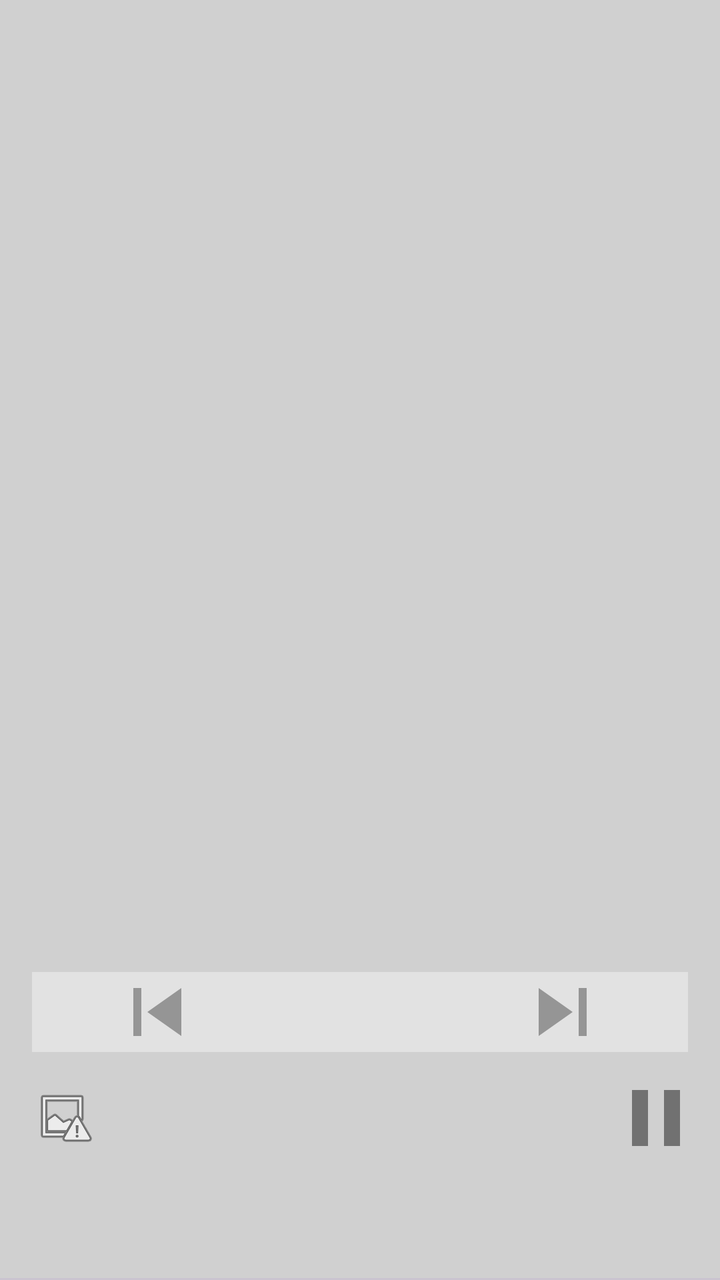
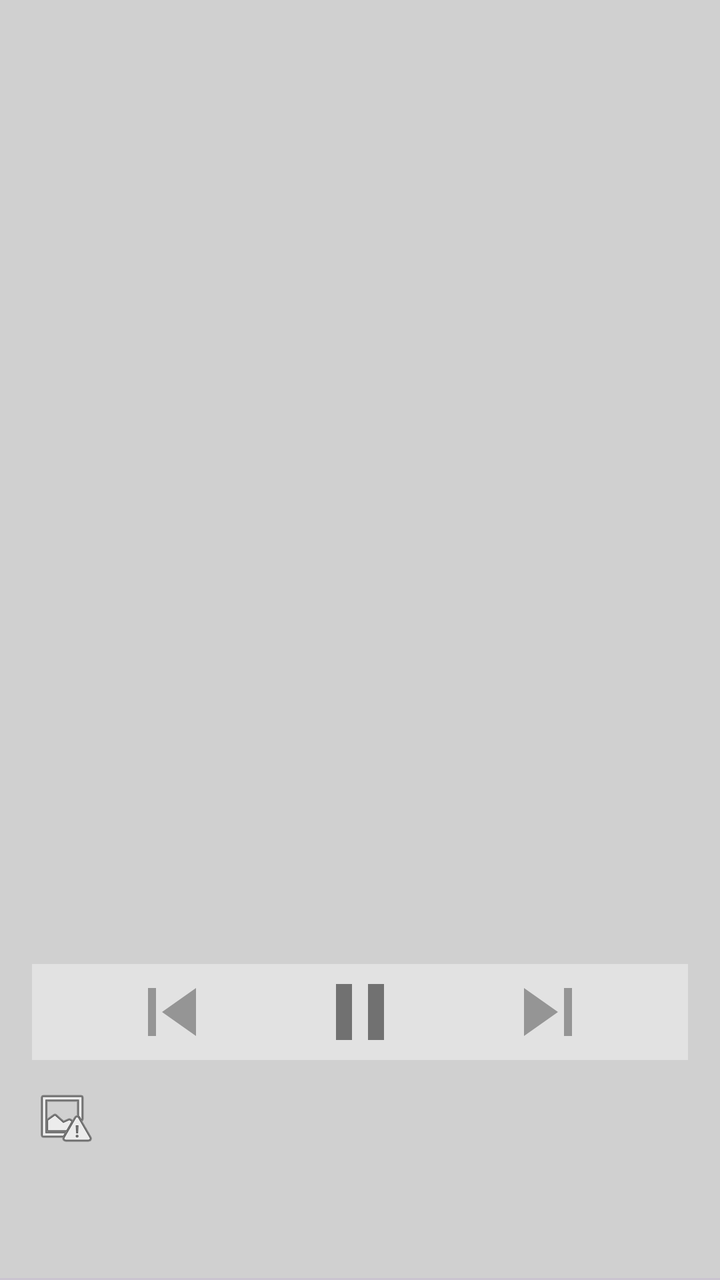

Before-and-after screenshots of an Android layout around one commit, followed by the original layout XML and the change that was made.
<!-- AndroidManifest.xml: application theme Theme.AudioMixer -->
<!-- res/layout/activity_main.xml -->
<?xml version="1.0" encoding="utf-8"?>
<androidx.constraintlayout.widget.ConstraintLayout xmlns:android="http://schemas.android.com/apk/res/android"
    xmlns:app="http://schemas.android.com/apk/res-auto"
    xmlns:tools="http://schemas.android.com/tools"
    android:id="@+id/main"
    style="bold"
    android:layout_width="match_parent"
    android:layout_height="match_parent"
    android:background="@color/menuBar"
    tools:context=".activities.MainActivity">

    <androidx.viewpager2.widget.ViewPager2
        android:id="@+id/viewPager"
        android:layout_width="0dp"
        android:layout_height="0dp"
        app:layout_constraintBottom_toTopOf="@+id/tabLayout"
        app:layout_constraintEnd_toEndOf="parent"
        app:layout_constraintHorizontal_bias="1.0"
        app:layout_constraintStart_toStartOf="parent"
        app:layout_constraintTop_toTopOf="parent"
        app:layout_constraintVertical_bias="0.0">

    </androidx.viewpager2.widget.ViewPager2>

    <com.google.android.material.tabs.TabLayout
        android:id="@+id/tabLayout"
        android:layout_width="409dp"
        android:layout_height="wrap_content"
        app:layout_constraintBottom_toBottomOf="parent"
        app:layout_constraintEnd_toEndOf="parent"
        app:layout_constraintStart_toStartOf="parent" />

    <androidx.constraintlayout.widget.ConstraintLayout
        android:id="@+id/songPanelContainer"
        android:layout_width="0dp"
        android:layout_height="wrap_content"
        android:layout_marginBottom="8dp"
        app:layout_constraintBottom_toBottomOf="@+id/viewPager"
        app:layout_constraintEnd_toEndOf="@+id/viewPager"
        app:layout_constraintStart_toStartOf="parent">

        <LinearLayout
            android:id="@+id/panelToolbar"
            android:layout_width="0dp"
            android:layout_height="40dp"
            android:layout_marginStart="8dp"
            android:layout_marginEnd="8dp"
            android:layout_marginBottom="8dp"
            android:background="@color/secondaryMenuBar"
            android:orientation="horizontal"
            app:layout_constraintBottom_toTopOf="@+id/constraintLayout2"
            app:layout_constraintEnd_toEndOf="@+id/constraintLayout2"
            app:layout_constraintStart_toStartOf="@+id/constraintLayout2">

            <ImageButton
                android:id="@+id/panelSkipPreviousButton"
                android:layout_width="wrap_content"
                android:layout_height="wrap_content"
                android:layout_weight="1"
                android:background="#00FFFFFF"
                android:contentDescription="@string/skip_previous_button"
                app:srcCompat="@drawable/skip_previous" />

            <androidx.constraintlayout.widget.ConstraintLayout
                android:layout_width="wrap_content"
                android:layout_height="match_parent"
                android:layout_weight="1">

                <androidx.constraintlayout.widget.ConstraintLayout
                    android:layout_width="wrap_content"
                    android:layout_height="wrap_content"
                    app:layout_constraintBottom_toBottomOf="parent"
                    app:layout_constraintEnd_toEndOf="parent"
                    app:layout_constraintStart_toStartOf="parent"
                    app:layout_constraintTop_toTopOf="parent">

                    <TextView
                        android:id="@+id/panelSongCurrentTime"
                        android:layout_width="wrap_content"
                        android:layout_height="wrap_content"
                        app:layout_constraintBottom_toBottomOf="parent"
                        app:layout_constraintStart_toStartOf="parent"
                        app:layout_constraintTop_toTopOf="parent" />

                    <TextView
                        android:id="@+id/panelSongDuration"
                        android:layout_width="wrap_content"
                        android:layout_height="wrap_content"
                        app:layout_constraintBottom_toBottomOf="parent"
                        app:layout_constraintStart_toEndOf="@+id/panelSongCurrentTime"
                        app:layout_constraintTop_toTopOf="parent" />
                </androidx.constraintlayout.widget.ConstraintLayout>

            </androidx.constraintlayout.widget.ConstraintLayout>

            <ImageButton
                android:id="@+id/panelSkipNextButton"
                android:layout_width="wrap_content"
                android:layout_height="wrap_content"
                android:layout_weight="1"
                android:background="#00FFFFFF"
                android:contentDescription="@string/skip_previous_button"
                app:srcCompat="@drawable/skip_next" />

        </LinearLayout>

        <androidx.constraintlayout.widget.ConstraintLayout
            android:id="@+id/constraintLayout2"
            android:layout_width="0dp"
            android:layout_height="50dp"
            android:layout_gravity="bottom"
            android:layout_marginStart="8dp"
            android:layout_marginEnd="8dp"
            android:background="@color/menuBar"
            app:layout_constraintBottom_toBottomOf="parent"
            app:layout_constraintEnd_toEndOf="parent"
            app:layout_constraintStart_toStartOf="parent">

            <ImageButton
                android:id="@+id/panelPauseButton"
                android:layout_width="wrap_content"
                android:layout_height="wrap_content"
                android:background="#00FFFFFF"
                android:contentDescription="@string/pause_button"
                app:layout_constraintBottom_toBottomOf="parent"
                app:layout_constraintEnd_toEndOf="parent"
                app:layout_constraintTop_toTopOf="parent"
                app:srcCompat="@drawable/pause"
                app:tint="@color/secondaryText" />

            <androidx.constraintlayout.widget.ConstraintLayout
                android:id="@+id/constraintLayout3"
                android:layout_width="wrap_content"
                android:layout_height="wrap_content"
                android:layout_marginStart="4dp"
                app:layout_constraintBottom_toBottomOf="parent"
                app:layout_constraintStart_toEndOf="@+id/imageView"
                app:layout_constraintTop_toTopOf="parent">

                <TextView
                    android:id="@+id/panelSongTitle"
                    android:layout_width="wrap_content"
                    android:layout_height="wrap_content"
                    android:textSize="16sp"
                    android:textStyle="bold"
                    app:layout_constraintStart_toStartOf="parent"
                    app:layout_constraintTop_toTopOf="parent" />

                <TextView
                    android:id="@+id/panelSongInfo"
                    android:layout_width="wrap_content"
                    android:layout_height="wrap_content"
                    android:textSize="12sp"
                    app:layout_constraintStart_toStartOf="parent"
                    app:layout_constraintTop_toBottomOf="@+id/panelSongTitle" />
            </androidx.constraintlayout.widget.ConstraintLayout>

            <ImageView
                android:id="@+id/imageView"
                android:layout_width="wrap_content"
                android:layout_height="wrap_content"
                android:layout_marginStart="8dp"
                app:layout_constraintBottom_toBottomOf="parent"
                app:layout_constraintStart_toStartOf="parent"
                app:layout_constraintTop_toTopOf="parent"
                app:srcCompat="@android:drawable/ic_menu_report_image" />

        </androidx.constraintlayout.widget.ConstraintLayout>

        <SeekBar
            android:id="@+id/songPositionSeekBar"
            android:layout_width="0dp"
            android:layout_height="wrap_content"
            android:layout_marginBottom="-8dp"
            android:padding="0dp"
            android:paddingStart="0dp"
            android:paddingEnd="0dp"
            android:progressBackgroundTint="@android:color/transparent"
            android:thumb="@drawable/invisible_thumb"
            android:thumbTint="?attr/colorPrimary"
            app:layout_constraintBottom_toTopOf="@+id/constraintLayout2"
            app:layout_constraintEnd_toEndOf="@+id/constraintLayout2"
            app:layout_constraintStart_toStartOf="@+id/constraintLayout2" />
    </androidx.constraintlayout.widget.ConstraintLayout>

</androidx.constraintlayout.widget.ConstraintLayout>
<!-- resources referenced by this layout -->
<resources>
  <color name="menuBar">#D0D0D0</color>
  <color name="secondaryMenuBar">#E2E2E2</color>
  <color name="secondaryText">#717171</color>
  <!-- drawable invisible_thumb (drawable) -->
  <vector xmlns:android="http://schemas.android.com/apk/res/android" android:height="16dp" android:tint="#959595" android:alpha="0" android:viewportHeight="24" android:viewportWidth="24" android:width="1dp">
        
      <path android:fillColor="@android:color/white" android:pathData="M12,2C6.47,2 2,6.47 2,12s4.47,10 10,10 10,-4.47 10,-10S17.53,2 12,2z"/>
      
  </vector>
  <!-- drawable pause (drawable) -->
  <vector xmlns:android="http://schemas.android.com/apk/res/android" android:height="48dp" android:tint="#959595" android:viewportHeight="24" android:viewportWidth="24" android:width="48dp">
        
      <path android:fillColor="@android:color/white" android:pathData="M6,19h4L10,5L6,5v14zM14,5v14h4L18,5h-4z"/>
      
  </vector>
  <!-- drawable skip_next (drawable) -->
  <vector xmlns:android="http://schemas.android.com/apk/res/android" android:height="48dp" android:tint="#959595" android:viewportHeight="24" android:viewportWidth="24" android:width="48dp">
        
      <path android:fillColor="@android:color/white" android:pathData="M6,18l8.5,-6L6,6v12zM16,6v12h2V6h-2z"/>
      
  </vector>
  <!-- drawable skip_previous (drawable) -->
  <vector xmlns:android="http://schemas.android.com/apk/res/android" android:height="48dp" android:tint="#959595" android:viewportHeight="24" android:viewportWidth="24" android:width="48dp">
        
      <path android:fillColor="@android:color/white" android:pathData="M6,6h2v12L6,18zM9.5,12l8.5,6L18,6z"/>
      
  </vector>
  <string name="pause_button">Pause button</string>
  <string name="skip_previous_button">Skip to previous song button</string>
  <style name="Theme.AudioMixer" parent="Base.Theme.AudioMixer" />
  <style name="Base.Theme.AudioMixer" parent="Theme.Material3.DayNight.NoActionBar">
          
          
          <item name="android:colorBackground">@color/background</item>
          <item name="android:textColorPrimary">@color/text</item>
          <item name="android:textColorSecondary">@color/secondaryText</item>
          <item name="colorSurface">@color/menuBar</item>
          <item name="colorSurfaceVariant">@color/secondaryMenuBar</item>"
          <item name="colorPrimary">@color/primary</item>
          <item name="colorSecondary">@color/secondary</item>
      </style>
  <color name="background">#F7F7F7</color>
  <color name="text">#262626</color>
  <color name="primary">#FF2600</color>
  <color name="secondary">#D52F00</color>
</resources>

<!-- the commit's change to res/layout/activity_main.xml (unified diff, before → after) -->
@@ -42,10 +42,10 @@
         <LinearLayout
             android:id="@+id/panelToolbar"
             android:layout_width="0dp"
-            android:layout_height="40dp"
+            android:layout_height="48dp"
             android:layout_marginStart="8dp"
             android:layout_marginEnd="8dp"
-            android:layout_marginBottom="8dp"
+            android:layout_marginBottom="4dp"
             android:background="@color/secondaryMenuBar"
             android:orientation="horizontal"
             app:layout_constraintBottom_toTopOf="@+id/constraintLayout2"
@@ -61,37 +61,14 @@
                 android:contentDescription="@string/skip_previous_button"
                 app:srcCompat="@drawable/skip_previous" />
 
-            <androidx.constraintlayout.widget.ConstraintLayout
+            <ImageButton
+                android:id="@+id/panelPauseButton"
                 android:layout_width="wrap_content"
-                android:layout_height="match_parent"
-                android:layout_weight="1">
-
-                <androidx.constraintlayout.widget.ConstraintLayout
-                    android:layout_width="wrap_content"
-                    android:layout_height="wrap_content"
-                    app:layout_constraintBottom_toBottomOf="parent"
-                    app:layout_constraintEnd_toEndOf="parent"
-                    app:layout_constraintStart_toStartOf="parent"
-                    app:layout_constraintTop_toTopOf="parent">
-
-                    <TextView
-                        android:id="@+id/panelSongCurrentTime"
-                        android:layout_width="wrap_content"
-                        android:layout_height="wrap_content"
-                        app:layout_constraintBottom_toBottomOf="parent"
-                        app:layout_constraintStart_toStartOf="parent"
-                        app:layout_constraintTop_toTopOf="parent" />
-
-                    <TextView
-                        android:id="@+id/panelSongDuration"
-                        android:layout_width="wrap_content"
-                        android:layout_height="wrap_content"
-                        app:layout_constraintBottom_toBottomOf="parent"
-                        app:layout_constraintStart_toEndOf="@+id/panelSongCurrentTime"
-                        app:layout_constraintTop_toTopOf="parent" />
-                </androidx.constraintlayout.widget.ConstraintLayout>
-
-            </androidx.constraintlayout.widget.ConstraintLayout>
+                android:layout_height="wrap_content"
+                android:background="#00FFFFFF"
+                android:contentDescription="@string/pause_button"
+                app:srcCompat="@drawable/pause"
+                app:tint="@color/secondaryText" />
 
             <ImageButton
                 android:id="@+id/panelSkipNextButton"
@@ -99,7 +76,7 @@
                 android:layout_height="wrap_content"
                 android:layout_weight="1"
                 android:background="#00FFFFFF"
-                android:contentDescription="@string/skip_previous_button"
+                android:contentDescription="@string/skip_next_button"
                 app:srcCompat="@drawable/skip_next" />
 
         </LinearLayout>
@@ -116,17 +93,30 @@
             app:layout_constraintEnd_toEndOf="parent"
             app:layout_constraintStart_toStartOf="parent">
 
-            <ImageButton
-                android:id="@+id/panelPauseButton"
+            <androidx.constraintlayout.widget.ConstraintLayout
                 android:layout_width="wrap_content"
                 android:layout_height="wrap_content"
-                android:background="#00FFFFFF"
-                android:contentDescription="@string/pause_button"
+                android:layout_marginEnd="8dp"
                 app:layout_constraintBottom_toBottomOf="parent"
                 app:layout_constraintEnd_toEndOf="parent"
-                app:layout_constraintTop_toTopOf="parent"
-                app:srcCompat="@drawable/pause"
-                app:tint="@color/secondaryText" />
+                app:layout_constraintTop_toTopOf="parent">
+
+                <TextView
+                    android:id="@+id/panelSongCurrentTime"
+                    android:layout_width="wrap_content"
+                    android:layout_height="wrap_content"
+                    app:layout_constraintBottom_toBottomOf="parent"
+                    app:layout_constraintStart_toStartOf="parent"
+                    app:layout_constraintTop_toTopOf="parent" />
+
+                <TextView
+                    android:id="@+id/panelSongDuration"
+                    android:layout_width="wrap_content"
+                    android:layout_height="wrap_content"
+                    app:layout_constraintBottom_toBottomOf="parent"
+                    app:layout_constraintStart_toEndOf="@+id/panelSongCurrentTime"
+                    app:layout_constraintTop_toTopOf="parent" />
+            </androidx.constraintlayout.widget.ConstraintLayout>
 
             <androidx.constraintlayout.widget.ConstraintLayout
                 android:id="@+id/constraintLayout3"
<!-- resource entries referenced after the edit -->
@@ -27,8 +27,9 @@
       <path android:fillColor="@android:color/white" android:pathData="M6,6h2v12L6,18zM9.5,12l8.5,6L18,6z"/>
       
   </vector>
-  <string name="pause_button">Pause button</string>
-  <string name="skip_previous_button">Skip to previous song button</string>
+  <string name="pause_button">Pause</string>
+  <string name="skip_next_button">Skip to next song</string>
+  <string name="skip_previous_button">Skip to previous song</string>
   <style name="Theme.AudioMixer" parent="Base.Theme.AudioMixer" />
   <style name="Base.Theme.AudioMixer" parent="Theme.Material3.DayNight.NoActionBar">
           
